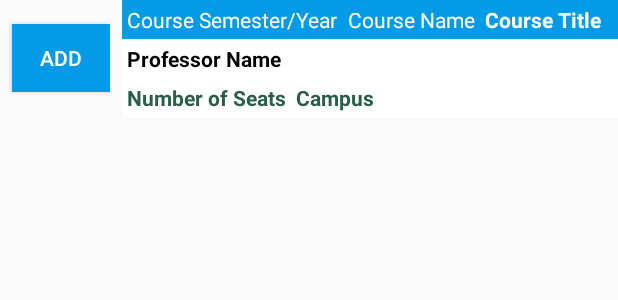
After one commit to LouisJHC/CourseRegisterationHelper, an Android app: the layout coursesmain.xml on its own in the app's theme, with its tools: preview values and no code run, on a phone screen of 412 x 824 dp. The commit adds this screen. Shown: the top 300 px of the screen. Run offline under Robolectric (Android 15) with nearby library versions, the phone set to English and light mode, and no system bars.

Commit message:
Designed the course list page, enabled loading of data from the database and showing the loaded data in the list view.

```diff
--- /dev/null
+++ b/app/src/main/res/layout/coursesmain.xml
@@ -0,0 +1,108 @@
+<?xml version="1.0" encoding="utf-8"?>
+<LinearLayout xmlns:android="http://schemas.android.com/apk/res/android"
+    android:orientation="horizontal" android:layout_width="match_parent"
+    android:layout_height="wrap_content">
+
+    <Button
+        android:layout_width="65dp"
+        android:layout_height="45dp"
+        android:text="Add"
+        android:layout_gravity="center"
+        android:gravity="center"
+        android:textColor="#ffffff"
+        android:background="@color/color3"
+        android:id="@+id/addButton"
+        android:layout_marginRight="8dp"
+        android:layout_marginLeft="8dp"
+        />
+
+    <LinearLayout
+        android:layout_width="match_parent"
+        android:layout_height="wrap_content"
+        android:orientation="vertical">
+
+
+        <LinearLayout
+            android:layout_width="match_parent"
+            android:layout_height="wrap_content"
+            android:orientation="horizontal"
+            android:background="@color/color3">
+
+            <TextView
+            android:layout_width="wrap_content"
+            android:layout_height="wrap_content"
+            android:text="Course Semester/Year"
+            android:id="@+id/courseSemester"
+            android:layout_gravity="center"
+            android:padding="3dp"
+            android:textColor="#ffffff"/>
+
+            <TextView
+                android:layout_width="wrap_content"
+                android:layout_height="wrap_content"
+                android:text="Course Name"
+                android:id="@+id/courseName"
+                android:layout_gravity="center"
+                android:padding="3dp"
+                android:textColor="#ffffff"/>
+
+            <TextView
+                android:layout_width="wrap_content"
+                android:layout_height="wrap_content"
+                android:text="Course Title"
+                android:id="@+id/courseTitle"
+                android:layout_gravity="center"
+                android:padding="3dp"
+                android:textColor="#ffffff"
+                android:textStyle="bold"/>
+        </LinearLayout>
+
+
+        <LinearLayout
+            android:layout_width="match_parent"
+            android:layout_height="wrap_content"
+            android:orientation="horizontal"
+            android:background="#ffffff">
+            <TextView
+                android:layout_width="wrap_content"
+                android:layout_height="wrap_content"
+                android:text="Professor Name"
+                android:id="@+id/courseProf"
+                android:layout_gravity="center"
+                android:padding="3dp"
+                android:textStyle="bold"
+                android:textColor="#000000"/>
+
+
+        </LinearLayout>
+
+
+        <LinearLayout
+            android:layout_width="match_parent"
+            android:layout_height="wrap_content"
+            android:orientation="horizontal"
+            android:background="#ffffff">
+            <TextView
+                android:layout_width="wrap_content"
+                android:layout_height="wrap_content"
+                android:text="Number of Seats"
+                android:id="@+id/courseSeats"
+                android:layout_gravity="center"
+                android:padding="3dp"
+                android:textStyle="bold"
+                android:textColor="@color/color9"/>
+
+            <TextView
+                android:layout_width="wrap_content"
+                android:layout_height="wrap_content"
+                android:text="Campus"
+                android:id="@+id/courseCampus"
+                android:layout_gravity="center"
+                android:padding="3dp"
+                android:textStyle="bold"
+                android:textColor="@color/color9"/>
+
+        </LinearLayout>
+    </LinearLayout>
+
+</LinearLayout>
```
Also changed, not shown: app/src/main/java/com/greatcoding/android/courseregisterationhelper/CoursesFragment.java (+50 -8 lines), app/src/main/java/com/greatcoding/android/courseregisterationhelper/CoursesListAdapter.java (added, +61 -0 lines), app/src/main/java/com/greatcoding/android/courseregisterationhelper/CoursesMain.java (added, +74 -0 lines).
